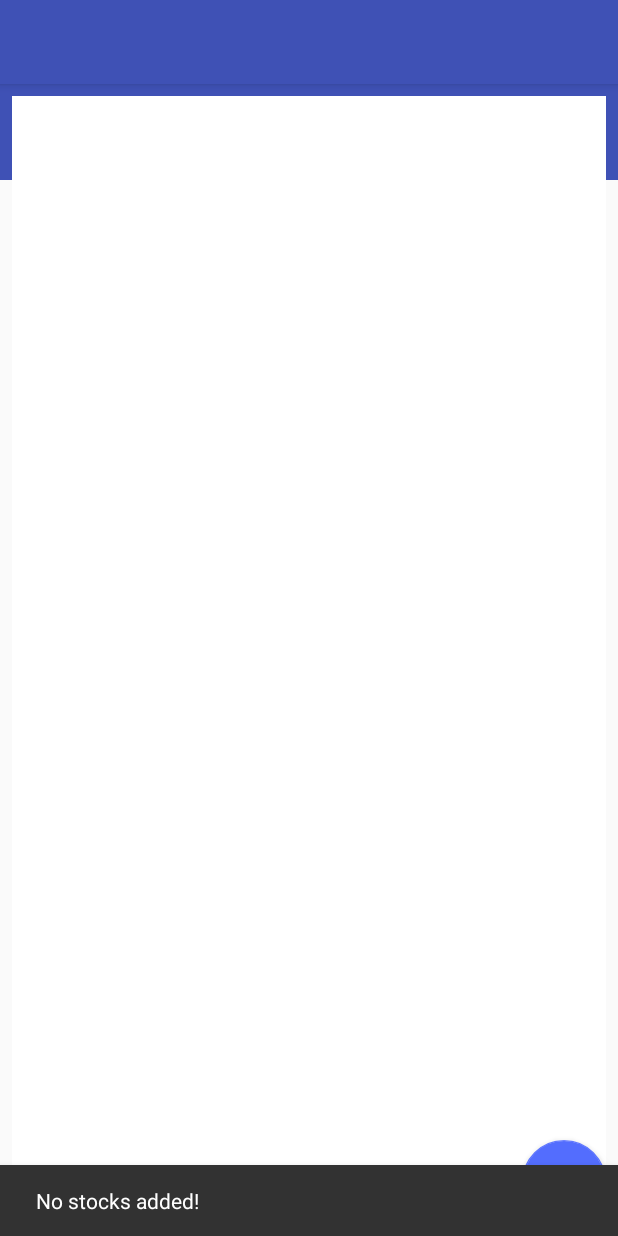
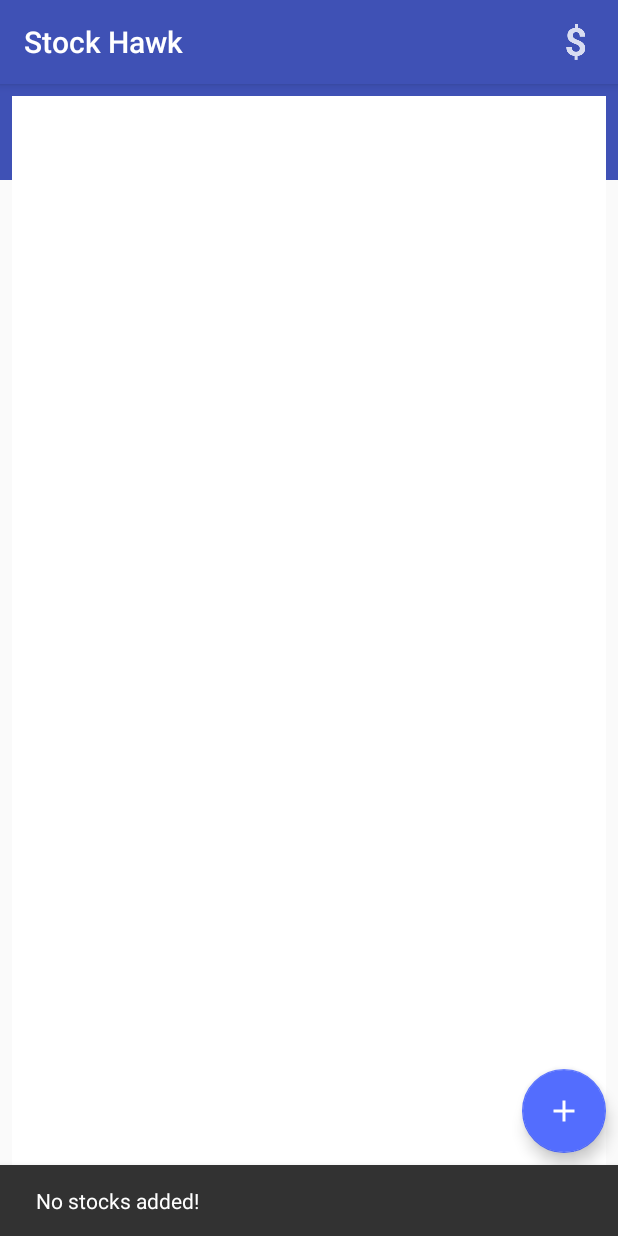
Before and after one commit to Exerosis/StockHawk, an Android app: the screen it shows after launch (StockListContainerActivity), on a phone screen of 412 x 824 dp. Run offline under Robolectric (Android 15) with nearby library versions, the phone set to English and light mode, and no system bars; our stand-ins replace ButterKnife, Timber; libraries missing offline, so code that uses them is left out: com.orhanobut.hawk, rx.android.schedulers, rx.schedulers, rx.subjects; 4 statements that could not run were skipped.

```diff
--- a/app/src/main/java/com/udacity/stockhawk/implementation/controller/stocklist/StockListFragment.java
+++ b/app/src/main/java/com/udacity/stockhawk/implementation/controller/stocklist/StockListFragment.java
@@ -3,6 +3,7 @@ package com.udacity.stockhawk.implementation.controller.stocklist;
 import android.content.Intent;
 import android.os.Bundle;
 import android.support.v4.app.Fragment;
+import android.support.v7.app.AppCompatActivity;
 import android.support.v7.widget.RecyclerView;
 import android.view.LayoutInflater;
 import android.view.Menu;
@@ -23,10 +24,13 @@ import com.udacity.stockhawk.implementation.view.stocklist.holder.StockViewHolde
 import com.udacity.stockhawk.utilities.NetworkUtilities;
 
 import java.util.List;
+import java.util.NoSuchElementException;
 
+import static com.udacity.stockhawk.R.string.dialog_duplicate_stock;
 import static com.udacity.stockhawk.R.string.dialog_error_blank;
 import static com.udacity.stockhawk.R.string.dialog_error_network;
 import static com.udacity.stockhawk.R.string.dialog_error_unexpected;
+import static com.udacity.stockhawk.R.string.dialog_invalid_stock;
 import static com.udacity.stockhawk.implementation.controller.details.StockDetailsFragment.ARGS_STOCK;
 
 public class StockListFragment extends Fragment implements StockListController {
@@ -37,7 +41,7 @@ public class StockListFragment extends Fragment implements StockListController {
     @SuppressWarnings("unchecked")
     @Override
     public View onCreateView(LayoutInflater inflater, ViewGroup container, Bundle savedInstanceState) {
-        view = new StockListView(inflater, container);
+        view = new StockListView(inflater, container, (AppCompatActivity) getActivity());
         view.setListener(this);
         dialog = new AddStockDialog();
         dialog.setListener(this);
@@ -103,7 +107,14 @@ public class StockListFragment extends Fragment implements StockListController {
                 view.hideNetworkError();
                 view.hideStockError();
                 dialog.dismissAllowingStateLoss();
-            }, throwable -> dialog.showError(dialog_error_unexpected));
+            }, throwable -> {
+                if (throwable instanceof IllegalArgumentException)
+                    dialog.showError(dialog_duplicate_stock);
+                else if (throwable instanceof NoSuchElementException)
+                    dialog.showError(dialog_invalid_stock);
+                else
+                    dialog.showError(dialog_error_unexpected);
+            });
     }
 
     @Override
--- a/app/src/main/java/com/udacity/stockhawk/implementation/model/StockModel.java
+++ b/app/src/main/java/com/udacity/stockhawk/implementation/model/StockModel.java
@@ -9,7 +9,6 @@ import com.udacity.stockhawk.implementation.model.fetchers.Store;
 import com.udacity.stockhawk.utilities.Model;
 import com.udacity.stockhawk.utilities.Modelable;
 
-import java.io.IOException;
 import java.util.HashMap;
 import java.util.List;
 import java.util.Map;
@@ -23,7 +22,7 @@ public class StockModel implements Modelable {
     private final BehaviorSubject<QuoteModel> quoteSubject;
     private final BehaviorSubject<Map<Period, HistoryModel>> historiesSubject;
 
-    public static StockModel newInstance(@NonNull String symbol) throws IOException {
+    public static StockModel newInstance(@NonNull String symbol) throws Exception {
         QuoteModel quote = Network.getQuote(symbol);
 
         Map<Period, HistoryModel> histories = new HashMap<>(4);
@@ -63,7 +62,7 @@ public class StockModel implements Modelable {
         return historiesSubject.filter(history -> history.containsKey(period)).map(history -> history.get(period)).compose(MAIN_THREAD());
     }
 
-    public void refresh() throws IOException {
+    public void refresh() throws Exception {
         QuoteModel quote = Network.getQuote(getQuote().getSymbol());
         quoteSubject.onNext(quote);
 
--- a/app/src/main/java/com/udacity/stockhawk/implementation/model/fetchers/Store.java
+++ b/app/src/main/java/com/udacity/stockhawk/implementation/model/fetchers/Store.java
@@ -4,8 +4,8 @@ import com.orhanobut.hawk.Hawk;
 import com.udacity.stockhawk.implementation.model.StockModel;
 import com.udacity.stockhawk.utilities.Model;
 
-import java.io.IOException;
 import java.util.ArrayList;
+import java.util.Collections;
 import java.util.List;
 import java.util.concurrent.TimeUnit;
 
@@ -42,7 +42,7 @@ public class Store {
     public static List<StockModel> getStocks() {
         if (stocks != null)
             return stocks;
-        stocks = new ArrayList<>();
+        stocks = Collections.synchronizedList(new ArrayList<>());
         if (Hawk.contains(KEY_STOCKS))
             for (String json : Hawk.<ArrayList<String>>get(KEY_STOCKS))
                 stocks.add(StockModel.CREATOR.createFromModel(Model.obtain(json)));
@@ -54,6 +54,9 @@ public class Store {
 
     public static Observable<Integer> addStock(String symbol) {
         return Observable.fromCallable(() -> {
+            for (StockModel stock : stocks)
+                if (stock.getQuote().getSymbol().equals(symbol))
+                    throw new IllegalArgumentException("Stock already added!");
             StockModel stock = StockModel.newInstance(symbol);
             stocks.add(stock);
             subscribe();
@@ -85,7 +88,7 @@ public class Store {
             for (StockModel stock : stocks)
                 try {
                     stock.refresh();
-                } catch (IOException e) {
+                } catch (Exception e) {
                     e.printStackTrace();
                 }
         });
--- a/app/src/main/java/com/udacity/stockhawk/implementation/view/details/StockDetailsView.java
+++ b/app/src/main/java/com/udacity/stockhawk/implementation/view/details/StockDetailsView.java
@@ -58,7 +58,7 @@ public class StockDetailsView implements StockDetails {
             @Override
             public void onTabSelected(TabLayout.Tab tab) {
                 if (listener != null)
-                    listener.onChangePeriod(Period.valueOf(String.valueOf(tab.getText()).replace(" ", "_").toUpperCase()));
+                    listener.onChangePeriod(Period.values()[tab.getPosition()]);
             }
 
             @Override
--- a/app/src/main/java/com/udacity/stockhawk/implementation/view/stocklist/StockListView.java
+++ b/app/src/main/java/com/udacity/stockhawk/implementation/view/stocklist/StockListView.java
@@ -9,8 +9,10 @@ import android.support.annotation.NonNull;
 import android.support.design.widget.FloatingActionButton;
 import android.support.design.widget.Snackbar;
 import android.support.v4.widget.SwipeRefreshLayout;
+import android.support.v7.app.AppCompatActivity;
 import android.support.v7.widget.LinearLayoutManager;
 import android.support.v7.widget.RecyclerView;
+import android.support.v7.widget.Toolbar;
 import android.support.v7.widget.helper.ItemTouchHelper;
 import android.view.LayoutInflater;
 import android.view.View;
@@ -33,6 +35,8 @@ public class StockListView implements StockList {
     private final Paint paint = new Paint();
     private StockListListener listener;
 
+    @BindView(R.id.stock_list_toolbar)
+    protected Toolbar toolbar;
     @BindView(R.id.stock_list_recycler_view)
     protected RecyclerView recyclerView;
     @BindView(R.id.stock_list_refresh_layout)
@@ -51,9 +55,11 @@ public class StockListView implements StockList {
     @BindBitmap(R.drawable.ic_delete)
     protected Bitmap deleteIcon;
 
-    public StockListView(LayoutInflater inflater, ViewGroup container) {
+    public StockListView(LayoutInflater inflater, ViewGroup container, AppCompatActivity activity) {
         view = inflater.inflate(R.layout.stock_list_view, container, false);
         ButterKnife.bind(this, view);
+
+        activity.setSupportActionBar(toolbar);
 
         paint.setColor(red);
 
@@ -99,8 +105,8 @@ public class StockListView implements StockList {
                 listener.onAddClicked();
         });
 
-        networkError = Snackbar.make(container, networkErrorMessage, Snackbar.LENGTH_INDEFINITE);
-        stockError = Snackbar.make(container, stockErrorMessage, Snackbar.LENGTH_INDEFINITE);
+        networkError = Snackbar.make(fab, networkErrorMessage, Snackbar.LENGTH_INDEFINITE);
+        stockError = Snackbar.make(fab, stockErrorMessage, Snackbar.LENGTH_INDEFINITE);
     }
 
     @Override
--- a/app/src/main/java/com/udacity/stockhawk/implementation/view/stocklist/holder/StockViewHolder.java
+++ b/app/src/main/java/com/udacity/stockhawk/implementation/view/stocklist/holder/StockViewHolder.java
@@ -40,6 +40,7 @@ public class StockViewHolder extends RecyclerView.ViewHolder implements StockHol
     public StockViewHolder(ViewGroup container) {
         super(LayoutInflater.from(container.getContext()).inflate(R.layout.stock_view_holder, container, false));
         ButterKnife.bind(this, getRoot());
+
         stub.setLayoutResource(R.layout.spark_chart_layout);
         chart = (SparkView) stub.inflate();
 
--- a/app/src/main/java/com/udacity/stockhawk/implementation/view/widget/StockWidgetService.java
+++ b/app/src/main/java/com/udacity/stockhawk/implementation/view/widget/StockWidgetService.java
@@ -23,6 +23,7 @@ import java.util.List;
 
 import static android.util.TypedValue.COMPLEX_UNIT_DIP;
 import static android.util.TypedValue.applyDimension;
+import static android.view.View.VISIBLE;
 import static com.udacity.stockhawk.implementation.controller.details.StockDetailsFragment.ARGS_STOCK;
 
 public class StockWidgetService extends RemoteViewsService {
@@ -83,8 +84,9 @@ public class StockWidgetService extends RemoteViewsService {
             public RemoteViews getViewAt(int index) {
                 RemoteViews view = new RemoteViews(StockWidgetService.this.getPackageName(), R.layout.stock_view_holder);
                 StockModel stock = stocks.get(index);
+                QuoteModel quote = stock.getQuote();
 
-                QuoteModel quote = stock.getQuote();
+                view.setViewVisibility(R.id.stock_holder_chart, VISIBLE);
                 view.setTextViewText(R.id.stock_holder_price, String.valueOf(quote.getPrice()));
                 view.setTextViewText(R.id.stock_holder_symbol, quote.getSymbol());
                 view.setTextViewText(R.id.stock_holder_change, quote.getChange());
@@ -98,7 +100,7 @@ public class StockWidgetService extends RemoteViewsService {
                 int width = (int) applyDimension(COMPLEX_UNIT_DIP, getResources().getDimension(R.dimen.chart_width), getResources().getDisplayMetrics());
                 int height = (int) applyDimension(COMPLEX_UNIT_DIP, 48, getResources().getDisplayMetrics());
                 chart.layout(0, 0, width, height);
-                view.setImageViewBitmap(R.id.image_chart_view, getViewBitmap(chart));
+                view.setImageViewBitmap(R.id.stock_holder_chart, getViewBitmap(chart));
                 return view;
             }
 
--- a/app/src/main/res/layout/image_chart_layout.xml
+++ b/app/src/main/res/layout/image_chart_layout.xml
@@ -1,6 +1,5 @@
 <?xml version="1.0" encoding="utf-8"?>
 <ImageView xmlns:android="http://schemas.android.com/apk/res/android"
-    android:id="@+id/image_chart_view"
     android:layout_width="match_parent"
     android:layout_height="match_parent"
-    android:contentDescription="" />
+    android:contentDescription="@string/description_stock_chart" />
--- a/app/src/main/res/layout/stock_list_view.xml
+++ b/app/src/main/res/layout/stock_list_view.xml
@@ -38,7 +38,7 @@
         android:layout_height="wrap_content">
 
         <android.support.v7.widget.Toolbar
-            android:id="@+id/stock_details_toolbar"
+            android:id="@+id/stock_list_toolbar"
             android:layout_width="match_parent"
             android:layout_height="wrap_content"
             android:background="?attr/colorPrimary"
@@ -54,7 +54,6 @@
         android:layout_gravity="bottom|end"
         android:layout_margin="8dp"
         android:clickable="true"
-        app:fabSize="normal"
         app:srcCompat="@drawable/fab_plus" />
 
 </android.support.design.widget.CoordinatorLayout>
--- a/app/src/main/res/layout/stock_view_holder.xml
+++ b/app/src/main/res/layout/stock_view_holder.xml
@@ -3,7 +3,7 @@
     xmlns:tools="http://schemas.android.com/tools"
     android:id="@+id/stock_holder_layout"
     android:layout_width="match_parent"
-    android:layout_height="?attr/listPreferredItemHeight"
+    android:layout_height="48dp"
     android:orientation="horizontal"
     android:weightSum="3">
 
```
Also changed, not shown: app/src/main/java/com/udacity/stockhawk/implementation/model/fetchers/Network.java (+6 -4 lines), app/src/main/res/layout/stock_details_view.xml (+23 -22 lines), app/src/main/res/values/strings.xml (+8 -0 lines).
